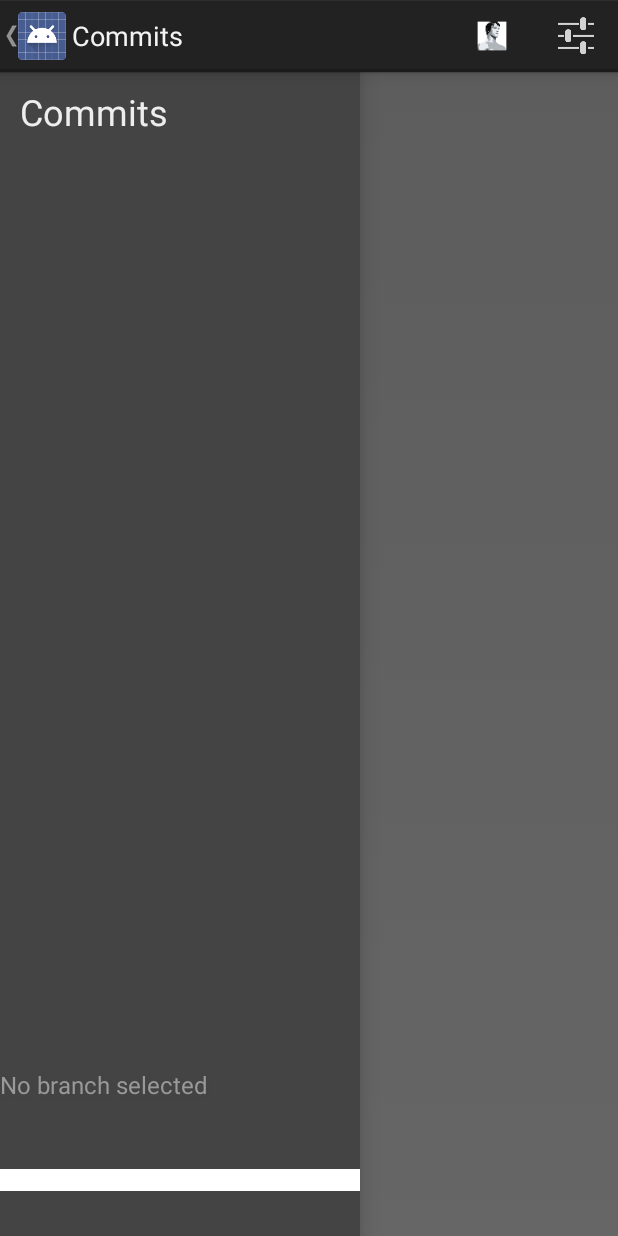
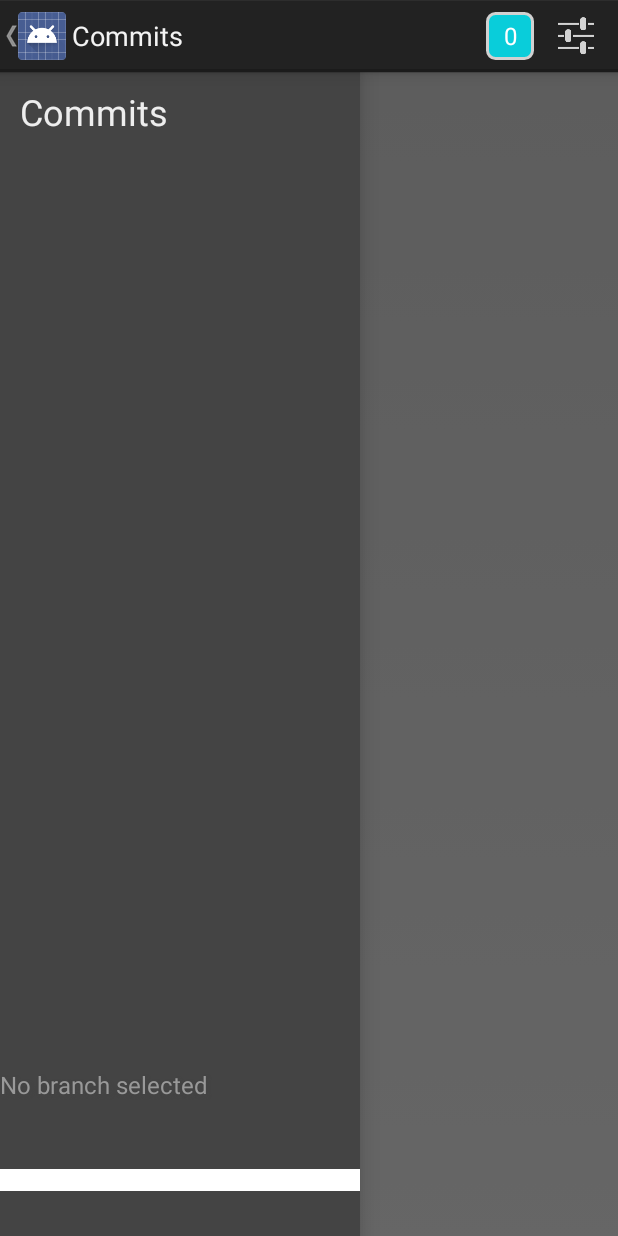
Before and after one commit to stoyicker/agile_group2, an Android app: the HomeActivity screen opened directly, with no data from a screen before it, with the side drawer open, on a phone screen of 412 x 824 dp. Run offline under Robolectric (Android 15) with nearby library versions, the phone set to English and light mode, and no system bars; libraries missing offline, so code that uses them is left out: org.kohsuke.github; 5 statements that could not run were skipped.

Commit message:
Adds UI to show new events

```diff
--- /dev/null
+++ b/AgileAppModule/src/main/res/drawable/event_log_button.xml
@@ -0,0 +1,15 @@
+<?xml version="1.0" encoding="utf-8"?>
+<shape xmlns:android="http://schemas.android.com/apk/res/android"
+    android:shape="rectangle" >
+
+    <!-- Background colour -->
+    <solid android:color="@color/it_section_colour" >
+    </solid>
+    <stroke android:color="@color/timer_background"
+        android:width="2dp"></stroke>
+
+    <!-- Corner radius -->
+    <corners android:radius="5dp" >
+    </corners>
+
+</shape>
--- /dev/null
+++ b/AgileAppModule/src/main/res/layout/feed_event_log_count.xml
@@ -0,0 +1,15 @@
+<?xml version="1.0" encoding="utf-8"?>
+<Button xmlns:android="http://schemas.android.com/apk/res/android"
+    android:id="@+id/feed_event_count"
+    android:layout_width="wrap_content"
+    android:layout_height="wrap_content"
+    android:minWidth="32dp"
+    android:minHeight="32dp"
+    android:background="@drawable/event_log_button"
+    android:text="0"
+    android:textSize="16sp"
+    android:textColor="@android:color/white"
+    android:gravity="center"
+    android:padding="2dp"
+    android:singleLine="true">
+</Button>
--- a/AgileAppModule/src/main/res/menu/menu.xml
+++ b/AgileAppModule/src/main/res/menu/menu.xml
@@ -3,7 +3,7 @@
 <menu xmlns:android="http://schemas.android.com/apk/res/android">
     <item
         android:id="@+id/action_event_log"
-        android:icon="@drawable/ic_arnold"
+        android:actionLayout="@layout/feed_event_log_count"
         android:orderInCategory="1"
         android:showAsAction="always"
         android:title="@string/event_log_title"/>
```
Also changed, not shown: AgileAppModule/src/main/java/org/arnolds/agileappproject/agileappmodule/ui/activities/DrawerLayoutFragmentActivity.java (+26 -30 lines).
